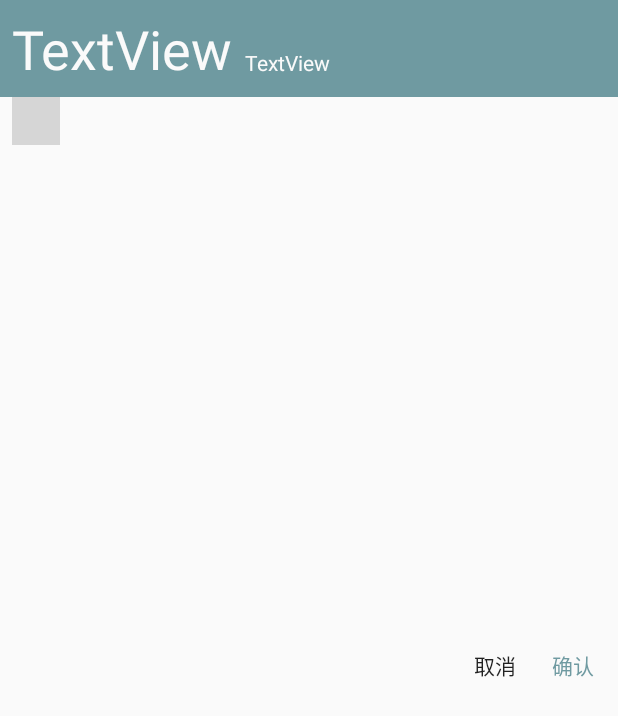
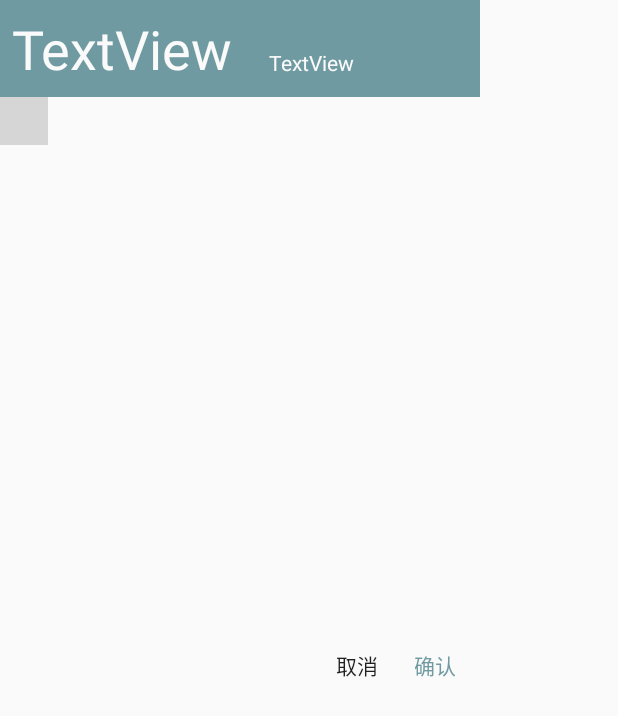
Before and after one commit to NevermindZZT/Days, an Android app: the layout dialog_date_pick.xml on its own in the app's theme, with its tools: preview values and no code run, on a phone screen of 412 x 824 dp. Shown: the top 716 px of the screen. Run offline under Robolectric (Android 15) with nearby library versions, the light colour scheme and no system bars; plain views replace CalendarLayout, CalendarView; grey boxes are pictures that could not be loaded.

Commit message:
优化：取消日历视图边距

```diff
--- a/app/src/main/res/layout/dialog_date_pick.xml
+++ b/app/src/main/res/layout/dialog_date_pick.xml
@@ -2,7 +2,7 @@
 <LinearLayout xmlns:android="http://schemas.android.com/apk/res/android"
     xmlns:app="http://schemas.android.com/apk/res-auto"
     xmlns:tools="http://schemas.android.com/tools"
-    android:layout_width="match_parent"
+    android:layout_width="wrap_content"
     android:layout_height="wrap_content"
     android:orientation="vertical">
 
@@ -11,8 +11,7 @@
         android:layout_width="match_parent"
         android:layout_height="wrap_content"
         android:background="@color/colorAccent"
-        android:orientation="horizontal"
-        android:padding="8dp">
+        android:orientation="horizontal">
 
         <TextView
             android:id="@+id/day_text"
@@ -20,6 +19,7 @@
             android:layout_height="wrap_content"
             android:background="?attr/selectableItemBackground"
             android:gravity="center_vertical"
+            android:padding="8dp"
             android:text="TextView"
             android:textColor="@color/colorPrimary"
             android:textSize="36sp" />
@@ -28,10 +28,11 @@
             android:id="@+id/year_layout"
             android:layout_width="match_parent"
             android:layout_height="match_parent"
+            android:layout_gravity="center_vertical"
             android:background="?attr/selectableItemBackground"
-            android:layout_gravity="center_vertical"
             android:gravity="center_vertical"
-            android:orientation="vertical">
+            android:orientation="vertical"
+            android:padding="8dp">
 
             <TextView
                 android:id="@+id/year_text"
@@ -63,8 +64,6 @@
             android:id="@+id/calendarLayout"
             android:layout_width="match_parent"
             android:layout_height="match_parent"
-            android:layout_marginStart="8dp"
-            android:layout_marginEnd="8dp"
             android:orientation="vertical"
             app:calendar_show_mode="only_month_view"
             app:default_status="shrink"
```
Also changed, not shown: 1 other file.
